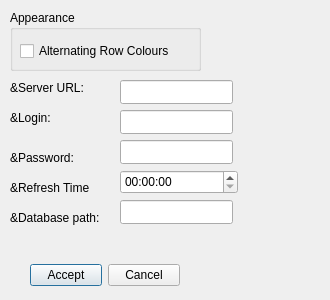
Qt form qen/Settings.ui (tieugene/uprojects) before a commit.
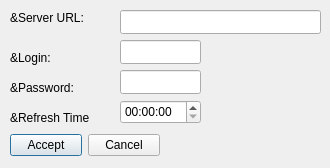
The same form after that commit. Icons and pictures are not drawn.

Commit message: Made: * open url * tray counter * settings

```diff
--- a/qen/Settings.ui
+++ b/qen/Settings.ui
@@ -6,7 +6,7 @@
     <x>0</x>
     <y>0</y>
     <width>330</width>
-    <height>300</height>
+    <height>168</height>
    </rect>
   </property>
   <property name="windowTitle" >
@@ -15,11 +15,50 @@
   <property name="windowIcon" >
    <iconset resource="Settings.qrc" >:/apps/Images/apps/infolog.png</iconset>
   </property>
+  <widget class="QLabel" name="cbLoginLabel" >
+   <property name="geometry" >
+    <rect>
+     <x>10</x>
+     <y>50</y>
+     <width>42</width>
+     <height>16</height>
+    </rect>
+   </property>
+   <property name="text" >
+    <string>&amp;Login:</string>
+   </property>
+  </widget>
+  <widget class="QLabel" name="cbPasswordLabel" >
+   <property name="geometry" >
+    <rect>
+     <x>10</x>
+     <y>80</y>
+     <width>65</width>
+     <height>16</height>
+    </rect>
+   </property>
+   <property name="text" >
+    <string>&amp;Password:</string>
+   </property>
+  </widget>
+  <widget class="QLabel" name="cbRefreshLabel" >
+   <property name="geometry" >
+    <rect>
+     <x>10</x>
+     <y>110</y>
+     <width>81</width>
+     <height>16</height>
+    </rect>
+   </property>
+   <property name="text" >
+    <string>&amp;Refresh Time</string>
+   </property>
+  </widget>
   <widget class="QWidget" name="layoutWidget" >
    <property name="geometry" >
     <rect>
-     <x>30</x>
-     <y>260</y>
+     <x>10</x>
+     <y>130</y>
      <width>150</width>
      <height>30</height>
     </rect>
@@ -60,18 +99,8 @@
    <property name="geometry" >
     <rect>
      <x>120</x>
-     <y>80</y>
-     <width>113</width>
-     <height>24</height>
-    </rect>
-   </property>
-  </widget>
-  <widget class="QLineEdit" name="cbLogin" >
-   <property name="geometry" >
-    <rect>
-     <x>120</x>
-     <y>110</y>
-     <width>113</width>
+     <y>10</y>
+     <width>201</width>
      <height>24</height>
     </rect>
    </property>
@@ -80,8 +109,8 @@
    <property name="geometry" >
     <rect>
      <x>120</x>
-     <y>140</y>
-     <width>113</width>
+     <y>70</y>
+     <width>81</width>
      <height>24</height>
     </rect>
    </property>
@@ -90,98 +119,17 @@
    <property name="geometry" >
     <rect>
      <x>120</x>
-     <y>170</y>
-     <width>118</width>
-     <height>24</height>
-    </rect>
-   </property>
-  </widget>
-  <widget class="QGroupBox" name="gbAppearance" >
-   <property name="geometry" >
-    <rect>
-     <x>10</x>
-     <y>10</y>
-     <width>191</width>
-     <height>61</height>
-    </rect>
-   </property>
-   <property name="title" >
-    <string>Appearance</string>
-   </property>
-   <widget class="QCheckBox" name="cbARC" >
-    <property name="geometry" >
-     <rect>
-      <x>10</x>
-      <y>30</y>
-      <width>167</width>
-      <height>22</height>
-     </rect>
-    </property>
-    <property name="toolTip" >
-     <string>&lt;html>&lt;head>&lt;meta name="qrichtext" content="1" />&lt;style type="text/css">
-p, li { white-space: pre-wrap; }
-&lt;/style>&lt;/head>&lt;body style=" font-family:'Sans Serif'; font-size:9pt; font-weight:400; font-style:normal; text-decoration:none;">
-&lt;p style=" margin-top:0px; margin-bottom:0px; margin-left:0px; margin-right:0px; -qt-block-indent:0; text-indent:0px;">Display alternating row colours in the network/peer listbox&lt;/p>&lt;/body>&lt;/html></string>
-    </property>
-    <property name="text" >
-     <string>Alternating Row Colours</string>
-    </property>
-   </widget>
-  </widget>
-  <widget class="QLineEdit" name="cbDBPath" >
-   <property name="geometry" >
-    <rect>
-     <x>120</x>
-     <y>200</y>
-     <width>113</width>
-     <height>24</height>
-    </rect>
-   </property>
-  </widget>
-  <widget class="QLabel" name="cbDBPathLabel" >
-   <property name="geometry" >
-    <rect>
-     <x>10</x>
-     <y>210</y>
-     <width>91</width>
-     <height>16</height>
-    </rect>
-   </property>
-   <property name="text" >
-    <string>&amp;Database path:</string>
-   </property>
-  </widget>
-  <widget class="QLabel" name="cbRefreshLabel" >
-   <property name="geometry" >
-    <rect>
-     <x>10</x>
-     <y>180</y>
+     <y>100</y>
      <width>81</width>
-     <height>16</height>
+     <height>24</height>
     </rect>
-   </property>
-   <property name="text" >
-    <string>&amp;Refresh Time</string>
-   </property>
-  </widget>
-  <widget class="QLabel" name="cbPasswordLabel" >
-   <property name="geometry" >
-    <rect>
-     <x>10</x>
-     <y>150</y>
-     <width>65</width>
-     <height>16</height>
-    </rect>
-   </property>
-   <property name="text" >
-    <string>&amp;Password:</string>
    </property>
   </widget>
   <widget class="QLabel" name="cbServerURLLabel" >
    <property name="geometry" >
     <rect>
      <x>10</x>
-     <y>80</y>
+     <y>10</y>
      <width>75</width>
      <height>16</height>
     </rect>
@@ -190,18 +138,15 @@
     <string>&amp;Server URL:</string>
    </property>
   </widget>
-  <widget class="QLabel" name="cbLoginLabel" >
+  <widget class="QLineEdit" name="cbLogin" >
    <property name="geometry" >
     <rect>
-     <x>10</x>
-     <y>110</y>
-     <width>42</width>
-     <height>16</height>
+     <x>120</x>
+     <y>40</y>
+     <width>81</width>
+     <height>24</height>
     </rect>
    </property>
-   <property name="text" >
-    <string>&amp;Login:</string>
-   </property>
   </widget>
  </widget>
  <tabstops>
```
The commit also changes 11 other files.
